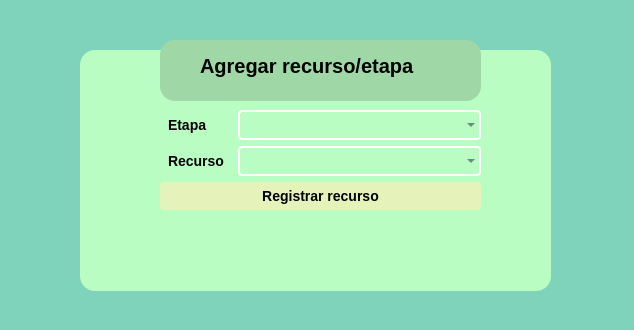
Old version of the form formulario_recurso_etapa.ui in the repository julinavas14/trabajo_programacion_sql.
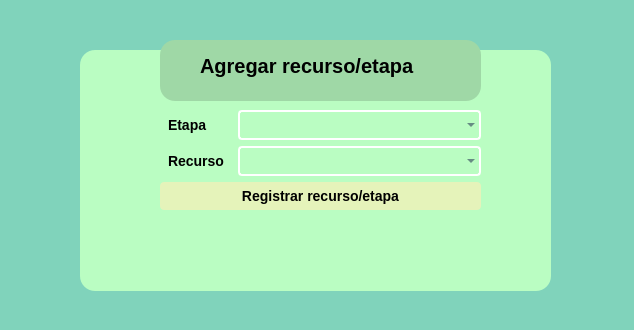
New version of the form.

```diff
--- a/formulario_recurso_etapa.ui
+++ b/formulario_recurso_etapa.ui
@@ -108,7 +108,7 @@
      <item row="2" column="0" colspan="2">
       <widget class="QPushButton" name="addenviar">
        <property name="text">
-        <string>Registrar recurso</string>
+        <string>Registrar recurso/etapa</string>
        </property>
       </widget>
      </item>
```
Left out of the diff: 4 changed lines with no effect on the pictures.
